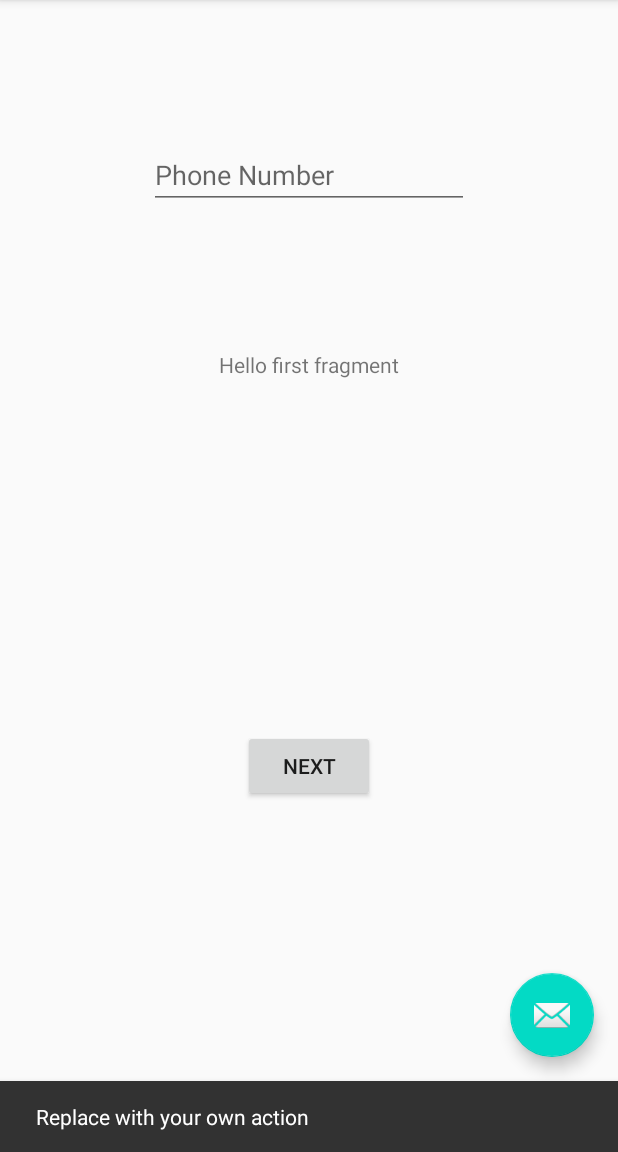
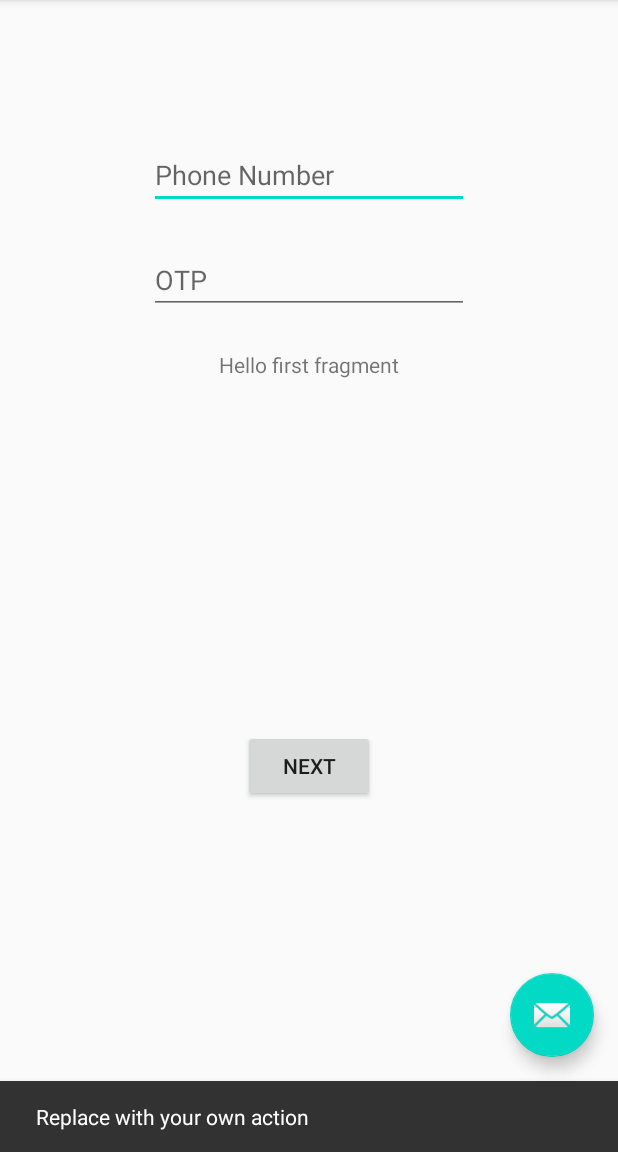
Before and after one commit to JiggyGreenBox/TestApp, an Android app: the screen it shows after launch (MainActivity), after a tap on an icon or button, on a phone screen of 412 x 824 dp, the part 84-1236 px from its top. Run offline under Robolectric (Android 15) with nearby library versions, the phone set to English and light mode, and no system bars; 3 statements that could not run were skipped; 1 other tap on this screen came first.

Commit message:
otp without app-request

```diff
--- a/app/src/main/java/com/example/testapp/MainActivity.java
+++ b/app/src/main/java/com/example/testapp/MainActivity.java
@@ -10,6 +10,7 @@ import android.view.Menu;
 import android.view.MenuItem;
 import android.view.View;
 
+import androidx.annotation.NonNull;
 import androidx.appcompat.app.AppCompatActivity;
 import androidx.appcompat.widget.Toolbar;
 import androidx.fragment.app.Fragment;
@@ -18,15 +19,25 @@ import androidx.fragment.app.FragmentManager;
 import com.google.android.gms.auth.api.credentials.Credential;
 import com.google.android.gms.auth.api.credentials.Credentials;
 import com.google.android.gms.auth.api.credentials.HintRequest;
+import com.google.android.gms.auth.api.phone.SmsRetriever;
+import com.google.android.gms.auth.api.phone.SmsRetrieverClient;
+import com.google.android.gms.tasks.OnFailureListener;
+import com.google.android.gms.tasks.OnSuccessListener;
+import com.google.android.gms.tasks.Task;
 import com.google.android.material.floatingactionbutton.FloatingActionButton;
 import com.google.android.material.snackbar.Snackbar;
 
+import java.util.ArrayList;
 
-public class MainActivity extends AppCompatActivity {
+
+public class MainActivity extends AppCompatActivity implements MySMSBroadcastReceiver.otpCallBack {
 
     private static int RESOLVE_HINT = 1001;
+    private FragmentManager fragmentManager;
+    private static String PHONE_NUM_FRAGMENT = "PHONE_NUM_FRAGMENT";
 
-//    private GoogleApiClient googleApiClient;
+    //Declare the cb interface static in your activity
+    private static MySMSBroadcastReceiver.otpCallBack otpCallBack;
 
     @Override
     protected void onCreate(Bundle savedInstanceState) {
@@ -45,12 +56,28 @@ public class MainActivity extends AppCompatActivity {
         });
 
 
-//        googleApiClient = new GoogleApiClient.Builder(this)
-//                .addApi(Auth.CREDENTIALS_API)
-//                .build();
-
 //        requestHint();
 //        requestEmailHint();
+
+
+        // run to get app hash for message
+//        ArrayList<String> arrayList = new AppSignatureHelper(this).getAppSignatures();
+//        Log.e("hash", "" + arrayList);
+
+        // otp callback interface
+        otpCallBack = this;
+        MySMSBroadcastReceiver.registerCallback(otpCallBack);
+
+
+        // check if user is signed in
+        // else show phone number input
+        fragmentManager = getSupportFragmentManager();
+
+        FirstFragment firstFragment = new FirstFragment();
+        fragmentManager.beginTransaction()
+                .add(R.id.fragment_container_view_tag, firstFragment, PHONE_NUM_FRAGMENT)
+                .commit();
+
     }
 
     @Override
@@ -67,7 +94,7 @@ public class MainActivity extends AppCompatActivity {
         // as you specify a parent activity in AndroidManifest.xml.
         int id = item.getItemId();
 
-        //noinspection SimplifiableIfStatement
+        // noinspection SimplifiableIfStatement
         if (id == R.id.action_settings) {
             return true;
         }
@@ -81,9 +108,6 @@ public class MainActivity extends AppCompatActivity {
         HintRequest hintRequest = new HintRequest.Builder()
                 .setPhoneNumberIdentifierSupported(true)
                 .build();
-
-//        PendingIntent intent = Auth.CredentialsApi.getHintPickerIntent(
-//                googleApiClient, hintRequest);
 
         PendingIntent intent = Credentials.getClient(this).getHintPickerIntent(hintRequest);
 
@@ -123,22 +147,56 @@ public class MainActivity extends AppCompatActivity {
                 Credential credential = data.getParcelableExtra(Credential.EXTRA_KEY);
 
                 if (credential != null) {
-//                    if (TextUtils.isEmpty(credential.getId())) {
-
                     Log.e("tag", "" + credential.getId());
-                    // credential.getId();  <-- will need to process phone number string
-
 
                     // set phone number in edit text
-                    Fragment navHostFragment = getSupportFragmentManager().getPrimaryNavigationFragment();
-                    assert navHostFragment != null;
-                    Fragment fragment = navHostFragment.getChildFragmentManager().getFragments().get(0);
-
-                    ((FirstFragment) fragment).setPhoneNumber(credential.getId());
-//                    }
+                    FirstFragment firstFragment = (FirstFragment) fragmentManager.findFragmentByTag(PHONE_NUM_FRAGMENT);
+                    if (firstFragment != null) {
+                        firstFragment.setPhoneNumber(credential.getId());
+                    }
                 }
             }
         }
     }
 
+
+    public void getSMS() {
+        // Get an instance of SmsRetrieverClient, used to start listening for a matching
+        // SMS message.
+        SmsRetrieverClient client = SmsRetriever.getClient(this /* context */);
+
+        // Starts SmsRetriever, which waits for ONE matching SMS message until timeout
+        // (5 minutes). The matching SMS message will be sent via a Broadcast Intent with
+        // action SmsRetriever#SMS_RETRIEVED_ACTION.
+        Task<Void> task = client.startSmsRetriever();
+
+        // Listen for success/failure of the start Task. If in a background thread, this
+        // can be made blocking using Tasks.await(task, [timeout]);
+        task.addOnSuccessListener(new OnSuccessListener<Void>() {
+            @Override
+            public void onSuccess(Void aVoid) {
+                // Successfully started retriever, expect broadcast intent
+                // ...
+                Log.e("getSMS", "success");
+            }
+        });
+
+        task.addOnFailureListener(new OnFailureListener() {
+            @Override
+            public void onFailure(@NonNull Exception e) {
+                // Failed to start retriever, inspect Exception for more details
+                // ...
+                Log.e("getSMS", "onFailure");
+            }
+        });
+    }
+
+
+    @Override
+    public void otpRead(String otp) {
+        FirstFragment firstFragment = (FirstFragment) fragmentManager.findFragmentByTag(PHONE_NUM_FRAGMENT);
+        if (firstFragment != null) {
+            firstFragment.setOTP(otp);
+        }
+    }
 }
--- /dev/null
+++ b/app/src/main/java/com/example/testapp/MySMSBroadcastReceiver.java
@@ -0,0 +1,61 @@
+package com.example.testapp;
+
+import android.content.BroadcastReceiver;
+import android.content.Context;
+import android.content.Intent;
+import android.os.Bundle;
+import android.util.Log;
+
+import com.google.android.gms.auth.api.phone.SmsRetriever;
+import com.google.android.gms.common.api.CommonStatusCodes;
+import com.google.android.gms.common.api.Status;
+
+public class MySMSBroadcastReceiver extends BroadcastReceiver {
+
+
+    interface otpCallBack {
+        void otpRead(String otp);
+    }
+
+    // Also declare the interface in your BroadcastReceiver as static
+    private static otpCallBack otpCallBack;
+
+
+    @Override
+    public void onReceive(Context context, Intent intent) {
+        if (SmsRetriever.SMS_RETRIEVED_ACTION.equals(intent.getAction())) {
+            Bundle extras = intent.getExtras();
+            Status status = (Status) extras.get(SmsRetriever.EXTRA_STATUS);
+
+            assert status != null;
+            switch (status.getStatusCode()) {
+                case CommonStatusCodes.SUCCESS:
+                    // Get SMS message contents
+                    String message = (String) extras.get(SmsRetriever.EXTRA_SMS_MESSAGE);
+                    // Extract one-time code from the message and complete verification
+                    // by sending the code back to your server.
+
+                    if (message != null) {
+                        String[] separated = message.split("\n");
+
+
+                        String otp = separated[0].replace("<#> SampleApp: Your verification code is ", "");
+                        Log.e("SMS message", otp);
+
+                        // send to UI
+                        otpCallBack.otpRead(otp);
+                    }
+                    break;
+                case CommonStatusCodes.TIMEOUT:
+                    // Waiting for SMS timed out (5 minutes)
+                    // Handle the error ...
+                    break;
+            }
+        }
+    }
+
+
+    public static void registerCallback(otpCallBack otpCallBack) {
+        MySMSBroadcastReceiver.otpCallBack = otpCallBack;
+    }
+}
--- a/app/src/main/java/com/example/testapp/SecondFragment.java
+++ b/app/src/main/java/com/example/testapp/SecondFragment.java
@@ -26,8 +26,8 @@ public class SecondFragment extends Fragment {
         view.findViewById(R.id.button_second).setOnClickListener(new View.OnClickListener() {
             @Override
             public void onClick(View view) {
-                NavHostFragment.findNavController(SecondFragment.this)
-                        .navigate(R.id.action_SecondFragment_to_FirstFragment);
+//                NavHostFragment.findNavController(SecondFragment.this)
+//                        .navigate(R.id.action_SecondFragment_to_FirstFragment);
             }
         });
     }
--- a/app/src/main/res/layout/content_main.xml
+++ b/app/src/main/res/layout/content_main.xml
@@ -5,15 +5,8 @@
     android:layout_height="match_parent"
     app:layout_behavior="@string/appbar_scrolling_view_behavior">
 
-    <fragment
-        android:id="@+id/nav_host_fragment"
-        android:name="androidx.navigation.fragment.NavHostFragment"
-        android:layout_width="0dp"
-        android:layout_height="0dp"
-        app:defaultNavHost="true"
-        app:layout_constraintBottom_toBottomOf="parent"
-        app:layout_constraintLeft_toLeftOf="parent"
-        app:layout_constraintRight_toRightOf="parent"
-        app:layout_constraintTop_toTopOf="parent"
-        app:navGraph="@navigation/nav_graph" />
+    <androidx.fragment.app.FragmentContainerView
+        android:id="@+id/fragment_container_view_tag"
+        android:layout_width="match_parent"
+        android:layout_height="match_parent" />
 </androidx.constraintlayout.widget.ConstraintLayout>
--- a/app/src/main/res/layout/fragment_first.xml
+++ b/app/src/main/res/layout/fragment_first.xml
@@ -37,4 +37,17 @@
         app:layout_constraintEnd_toEndOf="parent"
         app:layout_constraintStart_toStartOf="parent"
         app:layout_constraintTop_toTopOf="parent" />
+
+    <EditText
+        android:id="@+id/editTextOTP"
+        android:layout_width="wrap_content"
+        android:layout_height="wrap_content"
+        android:ems="10"
+        android:hint="OTP"
+        android:inputType="number"
+        android:visibility="invisible"
+        app:layout_constraintBottom_toTopOf="@+id/textview_first"
+        app:layout_constraintEnd_toEndOf="parent"
+        app:layout_constraintStart_toStartOf="parent"
+        app:layout_constraintTop_toBottomOf="@+id/editTextPhone" />
 </androidx.constraintlayout.widget.ConstraintLayout>
--- a/app/src/main/res/navigation/nav_graph.xml
+++ b/app/src/main/res/navigation/nav_graph.xml
@@ -3,26 +3,26 @@
     xmlns:app="http://schemas.android.com/apk/res-auto"
     xmlns:tools="http://schemas.android.com/tools"
     android:id="@+id/nav_graph"
-    app:startDestination="@id/FirstFragment">
+    >
 
-    <fragment
-        android:id="@+id/FirstFragment"
-        android:name="com.example.testapp.FirstFragment"
-        android:label="@string/first_fragment_label"
-        tools:layout="@layout/fragment_first">
+<!--    <fragment-->
+<!--        android:id="@+id/FirstFragment"-->
+<!--        android:name="com.example.testapp.FirstFragment"-->
+<!--        android:label="@string/first_fragment_label"-->
+<!--        tools:layout="@layout/fragment_first">-->
 
-        <action
-            android:id="@+id/action_FirstFragment_to_SecondFragment"
-            app:destination="@id/SecondFragment" />
-    </fragment>
-    <fragment
-        android:id="@+id/SecondFragment"
-        android:name="com.example.testapp.SecondFragment"
-        android:label="@string/second_fragment_label"
-        tools:layout="@layout/fragment_second">
+<!--        <action-->
+<!--            android:id="@+id/action_FirstFragment_to_SecondFragment"-->
+<!--            app:destination="@id/SecondFragment" />-->
+<!--    </fragment>-->
+<!--    <fragment-->
+<!--        android:id="@+id/SecondFragment"-->
+<!--        android:name="com.example.testapp.SecondFragment"-->
+<!--        android:label="@string/second_fragment_label"-->
+<!--        tools:layout="@layout/fragment_second">-->
 
-        <action
-            android:id="@+id/action_SecondFragment_to_FirstFragment"
-            app:destination="@id/FirstFragment" />
-    </fragment>
+<!--        <action-->
+<!--            android:id="@+id/action_SecondFragment_to_FirstFragment"-->
+<!--            app:destination="@id/FirstFragment" />-->
+<!--    </fragment>-->
 </navigation>
```
Also changed, not shown: app/src/main/AndroidManifest.xml (+10 -0 lines), app/src/main/java/com/example/testapp/AppSignatureHelper.java (added, +74 -0 lines), app/src/main/java/com/example/testapp/FirstFragment.java (+19 -2 lines).
